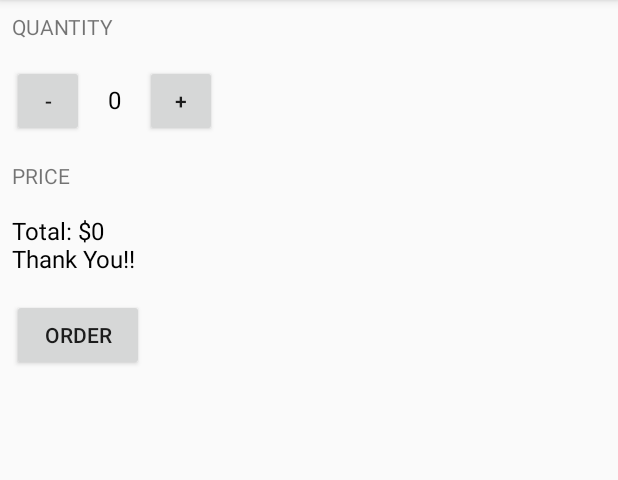
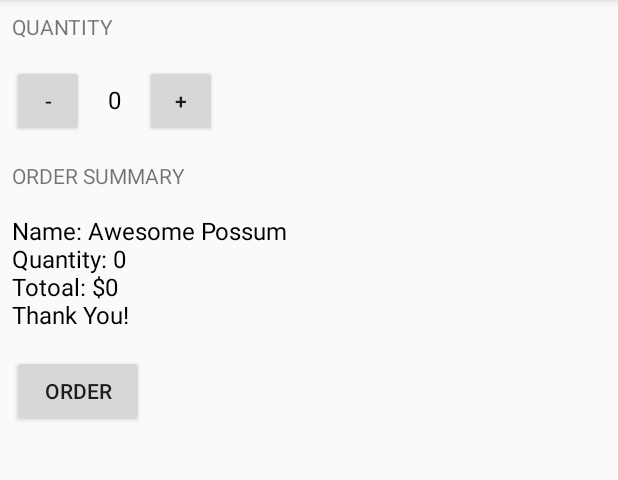
Before and after one commit to prateekgarg/justJava, an Android app: the screen it shows after launch (MainActivity), after a tap on "ORDER", on a phone screen of 412 x 824 dp, the part 84-564 px from its top. Run offline under Robolectric (Android 15) with nearby library versions, the phone set to English and light mode, and no system bars.

Commit message:
Completed till lesson 5, lesson 11

```diff
--- a/app/src/main/java/com/example/prateekgarg/justjava/MainActivity.java
+++ b/app/src/main/java/com/example/prateekgarg/justjava/MainActivity.java
@@ -22,34 +22,33 @@ public class MainActivity extends AppCompatActivity {
      * This method is called when the order button is clicked.
      */
     public void submitOrder(View view) {
-        int price = 5;
-        String priceMessage = "Total: $" + (quantity * price);
-        priceMessage = priceMessage + "\nThank You!!";
-        displayMessage(priceMessage);
+        int price = calculatePrice();
+
+        displayMessage(createOrderSummary(price));
     }
 
+    /**
+     * Calculates the price of the order based on the current quantity.
+     *
+     * @return the price
+     */
+    private int calculatePrice() {
+        return quantity * 5;
+    }
     /**
      * This method displays the given text on the screen.
      */
     private void displayMessage(String message) {
-        TextView priceTextView = (TextView) findViewById(R.id.price_text_view);
-        priceTextView.setText(message);
+        TextView orderSummaryTextView = findViewById(R.id.order_summary_text_view);
+        orderSummaryTextView.setText(message);
     }
 
     /**
      * This method displays the given quantity value on the screen.
      */
     private void displayQantity(int number) {
-        TextView quantityTextView = (TextView) findViewById(R.id.quantity_text_view);
+        TextView quantityTextView = findViewById(R.id.quantity_text_view);
         quantityTextView.setText("" + number);
-    }
-
-    /**
-     * This method displays the given price on the screen.
-     */
-    private void displayPrice(int number) {
-        TextView priceTextView = (TextView) findViewById(R.id.price_text_view);
-        priceTextView.setText(NumberFormat.getCurrencyInstance().format(number));
     }
 
     public void increment(View view) {
@@ -65,4 +64,12 @@ public class MainActivity extends AppCompatActivity {
         } else
             displayQantity(--quantity);
     }
+
+    /*
+    * Create a longer summary of the order. Hardcode the name for now
+    * */
+    public String createOrderSummary(int price) {
+        String result = "Name: Awesome Possum\nQuantity: " + quantity + "\nTotoal: $" + price + "\nThank You!";
+        return result;
+    }
 }
--- a/app/src/main/res/layout/activity_main.xml
+++ b/app/src/main/res/layout/activity_main.xml
@@ -52,11 +52,11 @@
             android:layout_width="wrap_content"
             android:layout_height="wrap_content"
             android:layout_margin="8dp"
-            android:text="Price"
+            android:text="Order Summary"
             android:textAllCaps="true" />
 
         <TextView
-            android:id="@+id/price_text_view"
+            android:id="@+id/order_summary_text_view"
             android:layout_width="wrap_content"
             android:layout_height="wrap_content"
             android:layout_margin="8dp"
```
